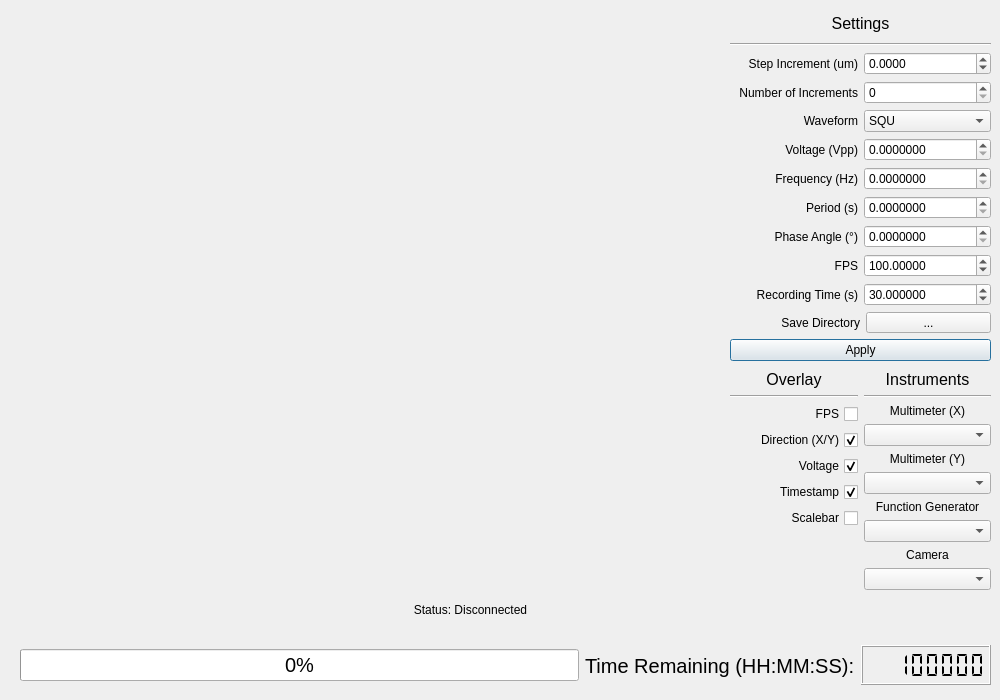
Old version of the form ui/fgen.ui in the repository nolan-cummins/npm.
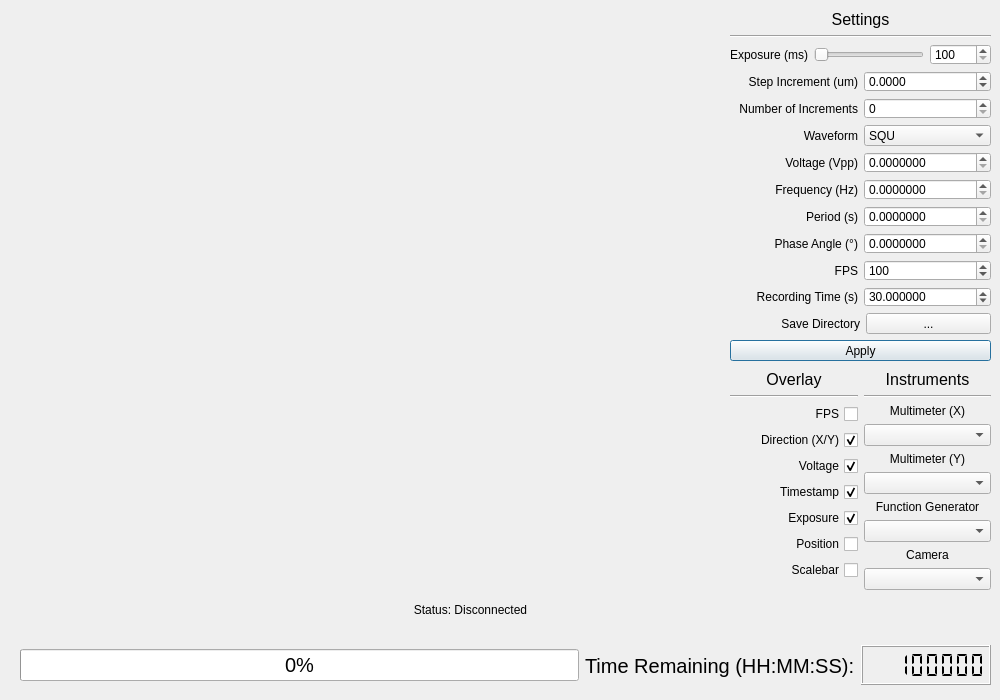
New version of the form. Icons and pictures are not drawn.

The edit to the form file:
```diff
--- a/ui/fgen.ui
+++ b/ui/fgen.ui
@@ -57,6 +57,52 @@
       </property>
      </widget>
     </item>
+    <item>
+     <layout class="QHBoxLayout" name="horizontalLayout_13">
+      <item>
+       <widget class="QLabel" name="label_9">
+        <property name="text">
+         <string>Exposure (ms)</string>
+        </property>
+        <property name="alignment">
+         <set>Qt::AlignmentFlag::AlignRight|Qt::AlignmentFlag::AlignTrailing|Qt::AlignmentFlag::AlignVCenter</set>
+        </property>
+       </widget>
+      </item>
+      <item>
+       <widget class="QSlider" name="exposureTimeSlider">
+        <property name="minimum">
+         <number>100</number>
+        </property>
+        <property name="maximum">
+         <number>20000</number>
+        </property>
+        <property name="orientation">
+         <enum>Qt::Orientation::Horizontal</enum>
+        </property>
+        <property name="tickInterval">
+         <number>10</number>
+        </property>
+       </widget>
+      </item>
+      <item>
+       <widget class="QSpinBox" name="exposureTimeValue">
+        <property name="minimumSize">
+         <size>
+          <width>50</width>
+          <height>0</height>
+         </size>
+        </property>
+        <property name="minimum">
+         <number>100</number>
+        </property>
+        <property name="maximum">
+         <number>20000</number>
+        </property>
+       </widget>
+      </item>
+     </layout>
+    </item>
     <item>
      <layout class="QHBoxLayout" name="horizontalLayout_2">
       <item>
@@ -289,10 +335,13 @@
          </size>
         </property>
         <property name="decimals">
-         <number>5</number>
+         <number>0</number>
+        </property>
+        <property name="minimum">
+         <double>1.000000000000000</double>
         </property>
         <property name="maximum">
-         <double>1000.000000000000000</double>
+         <double>169.000000000000000</double>
         </property>
         <property name="value">
          <double>100.000000000000000</double>
@@ -686,6 +735,29 @@
         </property>
        </widget>
       </item>
+      <item>
+       <widget class="QCheckBox" name="showExposure">
+        <property name="layoutDirection">
+         <enum>Qt::LayoutDirection::RightToLeft</enum>
+        </property>
+        <property name="text">
+         <string>Exposure</string>
+        </property>
+        <property name="checked">
+         <bool>true</bool>
+        </property>
+       </widget>
+      </item>
+      <item>
+       <widget class="QCheckBox" name="showPosition">
+        <property name="layoutDirection">
+         <enum>Qt::LayoutDirection::RightToLeft</enum>
+        </property>
+        <property name="text">
+         <string>Position</string>
+        </property>
+       </widget>
+      </item>
       <item>
        <widget class="QCheckBox" name="showScalebar">
         <property name="layoutDirection">
```
